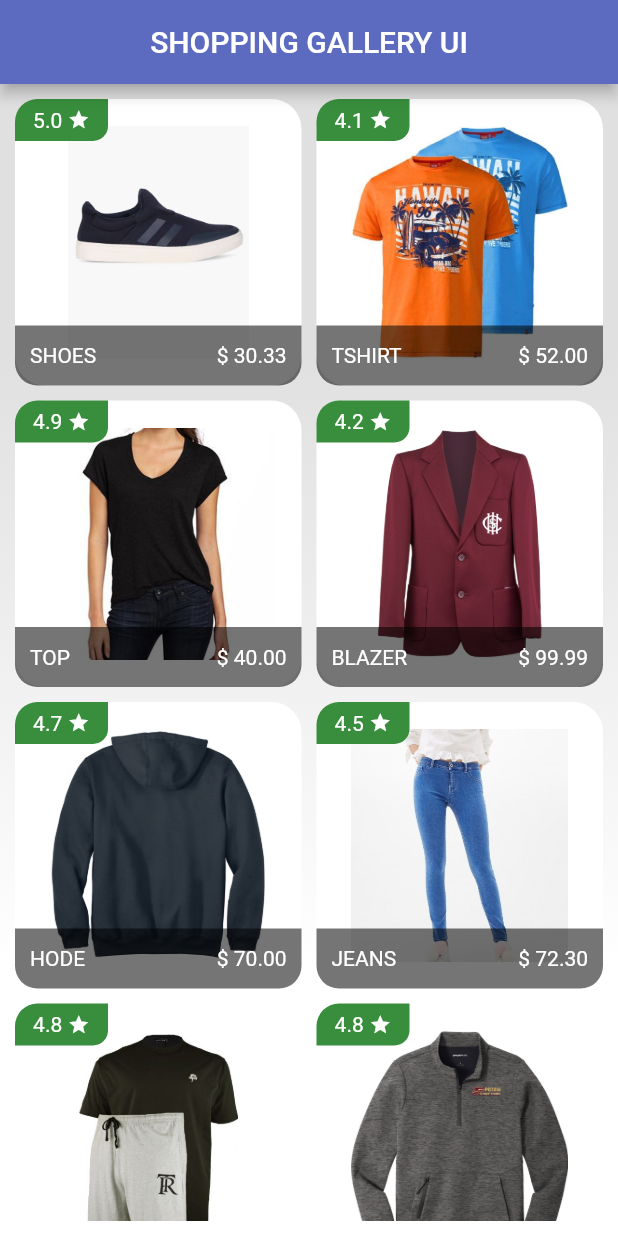
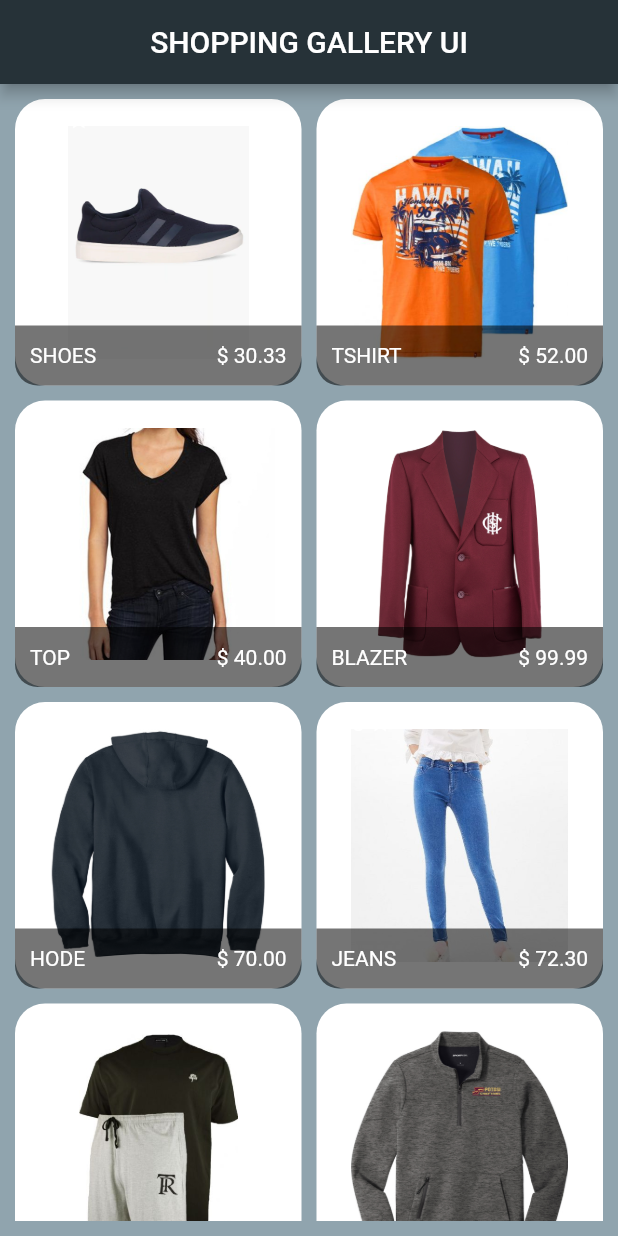
Before and after one commit to dharmishthamakwana/fashion1, a Flutter app: the screen it shows after launch, on a phone screen of 412 x 824 dp. Run offline on Flutter 3.47's test engine with Material 2 defaults, Android fonts, the phone set to English and light mode, and no system bars.

Commit message:
fashion1

```diff
--- a/lib/Homepage.dart
+++ b/lib/Homepage.dart
@@ -1,4 +1,4 @@
-import 'dart:math';
+// ignore: file_names
 
 import 'package:flutter/material.dart';
 
@@ -19,13 +19,10 @@ class _HomeState extends State<Homepage> {
     "assets/images/5.jpg",
     "assets/images/10.jpg",
     "assets/images/12.jpg",
+    "assets/images/13.jpg",
+    "assets/images/2.jpg",
     "assets/images/8.jpg",
-    "assets/images/2.jpg",
-    "assets/images/13.jpg",
     "assets/images/1.jpg",
-
-
-
   ];
   List item = [
     "SHOES",
@@ -76,22 +73,23 @@ class _HomeState extends State<Homepage> {
       child: Scaffold(
         backgroundColor: Colors.grey,
         appBar: AppBar(
-          title: Text("SHOPPING GALLERY UI"),
+          title: const Text("SHOPPING GALLERY UI"),
           centerTitle: true,
-          backgroundColor: Colors.indigo.shade400,
+          backgroundColor: Colors.blueGrey.shade900,
         ),
         body: Container(
           decoration: BoxDecoration(
-              gradient: LinearGradient(colors: [
-                Colors.grey.shade300,
-                Colors.white
-              ],transform: GradientRotation(pi/2))
+            color: Colors.blueGrey.shade300,
+              // gradient: LinearGradient(colors: [
+              //   Colors.grey.shade300,
+              //   Colors.white
+              // ],transform: GradientRotation(pi/2))
           ),
           child: Padding(
             padding: const EdgeInsets.all(10),
             child: GridView.builder(
               itemCount: image.length,
-              gridDelegate: SliverGridDelegateWithFixedCrossAxisCount(
+              gridDelegate: const SliverGridDelegateWithFixedCrossAxisCount(
                 crossAxisCount: 2,
                 crossAxisSpacing: 10,
                 mainAxisSpacing: 10,
@@ -105,20 +103,20 @@ class _HomeState extends State<Homepage> {
       ),
     );
   }
-
+  // ignore: non_constant_identifier_names
   Widget Box(String image, String item, String price, String rate) {
     return Stack(
       children: [
         Container(
           height: 500,
           width: double.infinity,
-          decoration: BoxDecoration(
+          decoration: const BoxDecoration(
             color: Colors.white,
             borderRadius: BorderRadius.all(Radius.circular(20)),
           ),
           alignment: Alignment.center,
           child: Image.asset(
-            "$image",
+            image,
             height: 155,
             width: 155,
           ),
@@ -128,12 +126,8 @@ class _HomeState extends State<Homepage> {
           child: Container(
             height: 28,
             width: 62,
-            decoration: BoxDecoration(
-              color: Colors.green.shade700,
-              borderRadius: BorderRadius.only(
-                topLeft: Radius.circular(15),
-                bottomRight: Radius.circular(10),
-              ),
+            decoration: const BoxDecoration(
+
             ),
             alignment: Alignment.center,
             child: Row(
@@ -141,9 +135,9 @@ class _HomeState extends State<Homepage> {
               children: [
                 Text(
                   "$rate ",
-                  style: TextStyle(color: Colors.white),
+                  style: const TextStyle(color: Colors.white),
                 ),
-                Icon(
+                const Icon(
                   Icons.star,
                   size: 15,
                   color: Colors.white,
@@ -155,7 +149,7 @@ class _HomeState extends State<Homepage> {
         Align(
           alignment: Alignment.bottomCenter,
           child: Container(
-            decoration: BoxDecoration(
+            decoration: const BoxDecoration(
                 color: Colors.black54,
                 borderRadius: BorderRadius.only(
                     bottomRight: Radius.circular(15),
@@ -169,12 +163,12 @@ class _HomeState extends State<Homepage> {
                 mainAxisAlignment: MainAxisAlignment.spaceBetween,
                 children: [
                   Text(
-                    "$item",
-                    style: TextStyle(color: Colors.white),
+                    item,
+                    style: const TextStyle(color: Colors.white),
                   ),
                   Text(
                     "\$ $price",
-                    style: TextStyle(color: Colors.white),
+                    style: const TextStyle(color: Colors.white),
                   ),
                 ],
               ),
```
